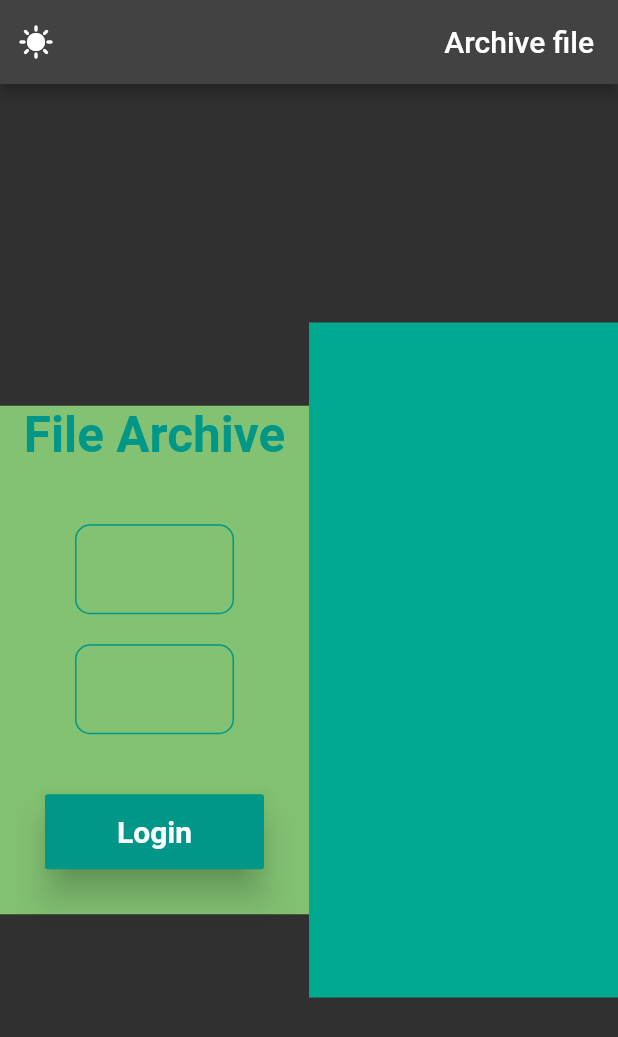
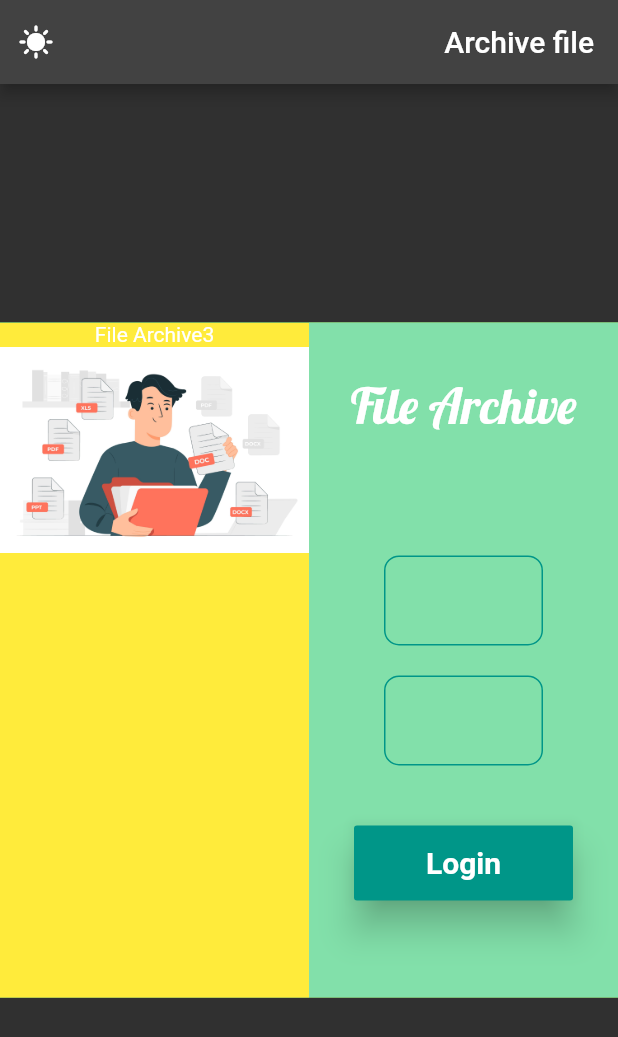
Before and after one commit to khalidkhattab/student_files_archive, a Flutter app: the screen it shows after launch, on a phone screen of 412 x 824 dp. Shown: the top 1037 px of the screen. Run offline on Flutter 3.47's test engine with Material 2 defaults, Android fonts, the phone set to English and light mode, and no system bars; our stand-ins replace bloc, firebase_auth, firebase_core, flutter_bloc, google_fonts; accounts and stored records are empty; Roboto replaces fonts that are missing (Cairo).

Commit message:
new theme

```diff
--- a/lib/model.dart
+++ b/lib/model.dart
@@ -24,7 +24,8 @@ class SiteColor{
   static Color sideBarColor=const Color(0xff323B81);
   static Color bgColor=const Color(0xff00A88F);
   static Color bgColor2=const Color(0xff005faa);
-  static Color bgColor3=const Color(0xff82c272);
+  static Color bgColor3=const Color(0xff82c272);//#82E0AA
+  static Color bgColor4=const Color(0xff82E0AA);
 }
 
 List<String> drawerItem=[
--- a/lib/pages/login_screen.dart
+++ b/lib/pages/login_screen.dart
@@ -4,6 +4,7 @@ import 'package:filearchive/pages/archive_home.dart';
 import 'package:firebase_auth/firebase_auth.dart';
 import 'package:flutter/material.dart';
 import 'package:flutter_bloc/flutter_bloc.dart';
+import 'package:google_fonts/google_fonts.dart';
 
 import '../bloc/cubit_assits.dart';
 
@@ -15,14 +16,13 @@ class LoginScreen extends StatelessWidget {
     double kWidth = MediaQuery.of(context).size.width;
     TextEditingController emailController = TextEditingController();
     TextEditingController passwordController = TextEditingController();
-    return  BlocConsumer<ArchiveCubit, CubitAssets>(
-        builder: (context, status) {
+    return BlocConsumer<ArchiveCubit, CubitAssets>(builder: (context, status) {
       final cubit = ArchiveCubit.get(context);
       return Scaffold(
         appBar: AppBar(
           // Here we take the value from the MyHomePage object that was created by
           // the App.build method, and use it to set our appbar title.
-              title:const  Text('Archive file'),
+          title: const Text('Archive file'),
           actions: [
             IconButton(
                 onPressed: () {
@@ -34,42 +34,34 @@ class LoginScreen extends StatelessWidget {
         body: Center(
           // Center is a layout widget. It takes a single child and positions it
           // in the middle of the parent.
-              child: SizedBox(
+          child: Container(
+            color: Colors.lightGreenAccent,
             width: 700,
             height: 450,
             child: Row(
               children: [
                 Expanded(
                   child: Container(
+                    color: SiteColor.bgColor4,
+                    child: Column(
+                      mainAxisAlignment: MainAxisAlignment.spaceAround,
+                      children: [
+                        Text(
+                          'File Archive',
+                          style: GoogleFonts.lobster(
+                            fontSize: 33,
+                          ),
 
-                        color:SiteColor.bgColor
+                          //TextStyle(
+                          //                                   fontSize: 33,
+                          //                                   fontWeight: FontWeight.bold,
+                          //                                   color: Colors.white),
                         ),
-                    ),
-                    Expanded(
-                      child: Container(
-                        color:SiteColor.bgColor3,
-                        child: Column(
-                          mainAxisSize: MainAxisSize.min,
+                        Column(
                           children: [
-                            const Text(
-                              'File Archive',
-                              style: TextStyle(
-                                  fontSize: 33,
-                                  fontWeight: FontWeight.bold,
-                                  color: Colors.teal),
-                            ),
-                            const SizedBox(
-                              height: 30,
-                            ),
-                            SizedBox(
-                              width: kWidth > 800 ? 500 : kWidth * 0.7,
-
-                              child: Column(
-
-                                mainAxisAlignment: MainAxisAlignment.center,
-                                children: <Widget>[
                             TextFormArchive(emailController: emailController),
-                                  TextFormArchive(emailController: passwordController),
+                            TextFormArchive(
+                                emailController: passwordController),
                             Visibility(
                                 visible: status is SignInWithEmailLoadingStatus,
                                 child: const CircularProgressIndicator()),
@@ -80,15 +72,13 @@ class LoginScreen extends StatelessWidget {
                                 elevation: 10,
                                 height: 50,
                                 onPressed: () {
-
-                                        try{
+                                  try {
                                     cubit.signInWithEmailAndPassword(
                                         email: emailController.text,
                                         password: passwordController.text);
-                                        }on Exception catch (_){
+                                  } on Exception catch (_) {
                                     print('e.toString()');
                                   }
-
                                 },
                                 color: Colors.teal,
                                 child: const Text(
@@ -99,10 +89,43 @@ class LoginScreen extends StatelessWidget {
                                       fontSize: 20),
                                 ),
                               ),
+                            ),
+                          ],
                         )
                       ],
                     ),
                   ),
+                ),
+                Expanded(
+                  child: Container(
+                    color: SiteColor.bgColor3,
+                    child: PageView(
+                      scrollDirection: Axis.horizontal,
+
+                      children: [
+                        Container(
+                          color: Colors.yellow,
+                          child: Column(
+                            children: const [
+                              Text('File Archive3'),
+                              Image(image: AssetImage('assets/images/student.jpg'))
+                            ],
+                          ),
+                        ),
+                        Container(
+                          child: Column(
+                            children: const [
+                              Text('File Archive1'),
+                            ],
+                          ),
+                        ),
+                        Container(
+                          child: Column(
+                            children: const [
+                              Text('File Archive2'),
+                            ],
+                          ),
+                        )
                       ],
                     ),
                   ),
@@ -122,14 +145,16 @@ class LoginScreen extends StatelessWidget {
         //   child: const Icon(Icons.add),
         // ), // This trailing comma makes auto-formatting nicer for build methods.
       );
-        },
-        listener: (context, status) {
-          if(status is SignInWithEmailSuccessStatus){
-            Navigator.pushReplacement(context, MaterialPageRoute(builder: (context)=>const MainArchive()));
+    }, listener: (context, status) {
+      if (status is SignInWithEmailSuccessStatus) {
+        Navigator.pushReplacement(context,
+            MaterialPageRoute(builder: (context) => const MainArchive()));
       }
-        });;
+    });
+    ;
   }
 }
+
 class TextFormArchive extends StatelessWidget {
   const TextFormArchive({
     Key? key,
--- a/pubspec.yaml
+++ b/pubspec.yaml
@@ -63,8 +63,8 @@ flutter:
   uses-material-design: true
 
   # To add assets to your application, add an assets section, like this:
-  # assets:
-  #   - images/a_dot_burr.jpeg
+  assets:
+    - assets/images/
   #   - images/a_dot_ham.jpeg
 
   # An image asset can refer to one or more resolution-specific "variants", see
```
Also changed, not shown: assets/images/student.jpg (added). Lines whose indentation alone changed are shown as unchanged.
